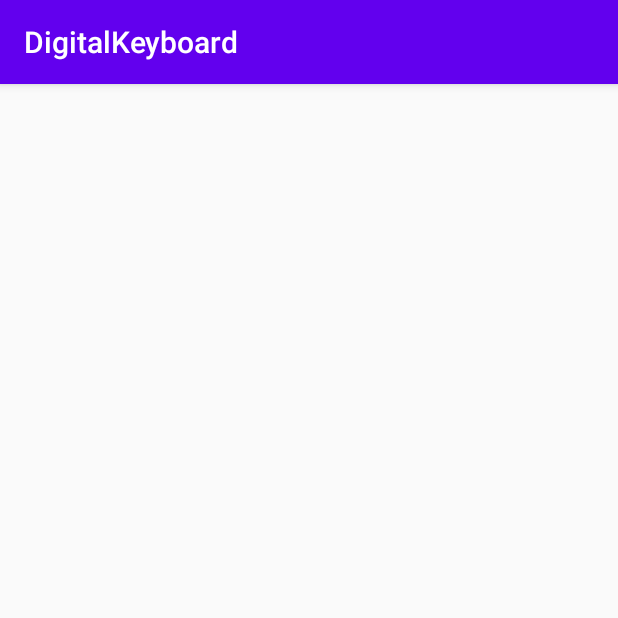
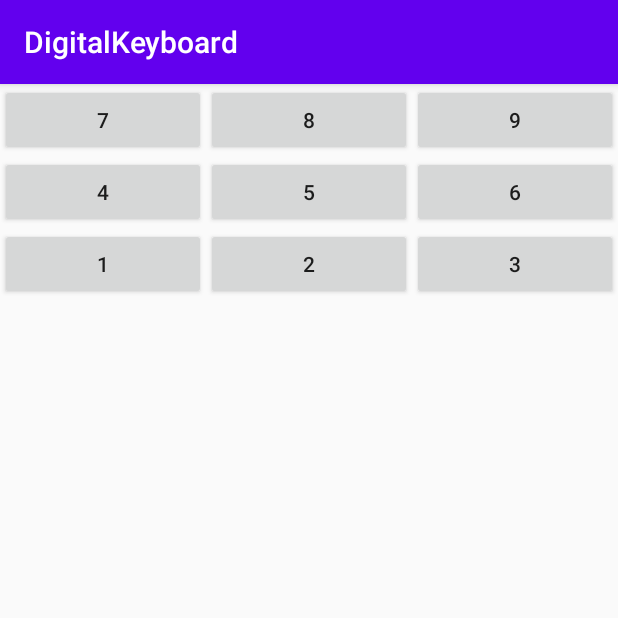
Before and after one commit to Serggithub777/android-basic-level, an Android app: the screen it shows after launch (MainActivity), on a phone screen of 412 x 824 dp, the top half of it. Run offline under Robolectric (Android 15) with nearby library versions, the phone set to English and light mode, and no system bars.

```diff
--- a/Lesson_2/DigitalKeyboard/app/src/main/java/com/example/digitalkeyboard/MainActivity.java
+++ b/Lesson_2/DigitalKeyboard/app/src/main/java/com/example/digitalkeyboard/MainActivity.java
@@ -9,6 +9,6 @@ public class MainActivity extends AppCompatActivity {
     @Override
     protected void onCreate(Bundle savedInstanceState) {
         super.onCreate(savedInstanceState);
-        setContentView(R.layout.activity_main);
+        setContentView(R.layout.linear_main);
     }
 }
--- a/Lesson_2/DigitalKeyboard/app/src/main/res/layout/frame_main.xml
+++ b/Lesson_2/DigitalKeyboard/app/src/main/res/layout/frame_main.xml
@@ -2,4 +2,23 @@
 <FrameLayout xmlns:android="http://schemas.android.com/apk/res/android"
     android:layout_width="match_parent" android:layout_height="match_parent">
 
+    <Button
+        android:id="@+id/button4"
+        android:layout_width="wrap_content"
+        android:layout_height="wrap_content"
+        android:text="@string/button7" />
+
+    <Button
+        android:id="@+id/button8"
+        android:layout_width="wrap_content"
+        android:layout_height="wrap_content"
+        android:layout_gravity="center_horizontal|top"
+        android:text="@string/button8" />
+
+    <Button
+        android:id="@+id/button9"
+        android:layout_width="wrap_content"
+        android:layout_height="wrap_content"
+        android:layout_gravity="end|top"
+        android:text="@string/button9" />
 </FrameLayout>
--- a/Lesson_2/DigitalKeyboard/app/src/main/res/layout/linear_main.xml
+++ b/Lesson_2/DigitalKeyboard/app/src/main/res/layout/linear_main.xml
@@ -3,4 +3,85 @@
     android:orientation="vertical" android:layout_width="match_parent"
     android:layout_height="match_parent">
 
+    <LinearLayout
+        android:layout_width="match_parent"
+        android:layout_height="wrap_content"
+        android:orientation="horizontal">
+
+        <Button
+            android:id="@+id/button7"
+            android:layout_width="wrap_content"
+            android:layout_height="wrap_content"
+            android:layout_weight="1"
+            android:text="@string/button7" />
+
+        <Button
+            android:id="@+id/button8"
+            android:layout_width="wrap_content"
+            android:layout_height="wrap_content"
+            android:layout_weight="1"
+            android:text="@string/button8" />
+
+        <Button
+            android:id="@+id/button9"
+            android:layout_width="wrap_content"
+            android:layout_height="wrap_content"
+            android:layout_weight="1"
+            android:text="@string/button9" />
+
+    </LinearLayout>
+    <LinearLayout
+        android:layout_width="match_parent"
+        android:layout_height="wrap_content"
+        android:orientation="horizontal">
+
+        <Button
+            android:id="@+id/button4"
+            android:layout_width="wrap_content"
+            android:layout_height="wrap_content"
+            android:layout_weight="1"
+            android:text="@string/button4" />
+
+        <Button
+            android:id="@+id/button5"
+            android:layout_width="wrap_content"
+            android:layout_height="wrap_content"
+            android:layout_weight="1"
+            android:text="@string/button5" />
+
+        <Button
+            android:id="@+id/button6"
+            android:layout_width="wrap_content"
+            android:layout_height="wrap_content"
+            android:layout_weight="1"
+            android:text="@string/button6" />
+
+    </LinearLayout>
+    <LinearLayout
+        android:layout_width="match_parent"
+        android:layout_height="wrap_content"
+        android:layout_weight="1"
+        android:orientation="horizontal">
+
+        <Button
+            android:id="@+id/button1"
+            android:layout_width="wrap_content"
+            android:layout_height="wrap_content"
+            android:layout_weight="1"
+            android:text="@string/button1" />
+
+        <Button
+            android:id="@+id/button2"
+            android:layout_width="wrap_content"
+            android:layout_height="wrap_content"
+            android:layout_weight="1"
+            android:text="@string/button2" />
+
+        <Button
+            android:id="@+id/button3"
+            android:layout_width="wrap_content"
+            android:layout_height="wrap_content"
+            android:layout_weight="1"
+            android:text="@string/button3" />
+    </LinearLayout>
 </LinearLayout>
--- /dev/null
+++ b/Lesson_2/DigitalKeyboard/app/src/main/res/layout/table_layout.xml
@@ -0,0 +1,5 @@
+<?xml version="1.0" encoding="utf-8"?>
+<TableLayout xmlns:android="http://schemas.android.com/apk/res/android"
+    android:layout_width="match_parent" android:layout_height="match_parent">
+
+</TableLayout>
--- a/Lesson_2/DigitalKeyboard/app/src/main/res/values/strings.xml
+++ b/Lesson_2/DigitalKeyboard/app/src/main/res/values/strings.xml
@@ -1,3 +1,12 @@
 <resources>
     <string name="app_name">DigitalKeyboard</string>
+    <string name="button7">7</string>
+    <string name="button8">8</string>
+    <string name="button9">9</string>
+    <string name="button3">3</string>
+    <string name="button2">2</string>
+    <string name="button1">1</string>
+    <string name="button6">6</string>
+    <string name="button5">5</string>
+    <string name="button4">4</string>
 </resources>
```
